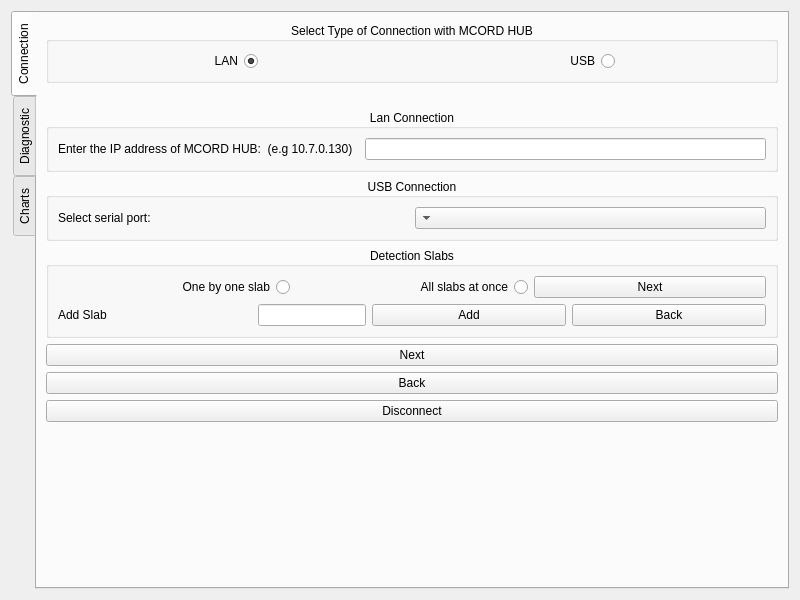
The window that widget.ui (MichalRK19780524/MCORD_GUI_CPP) describes before a commit, drawn with Qt 5.
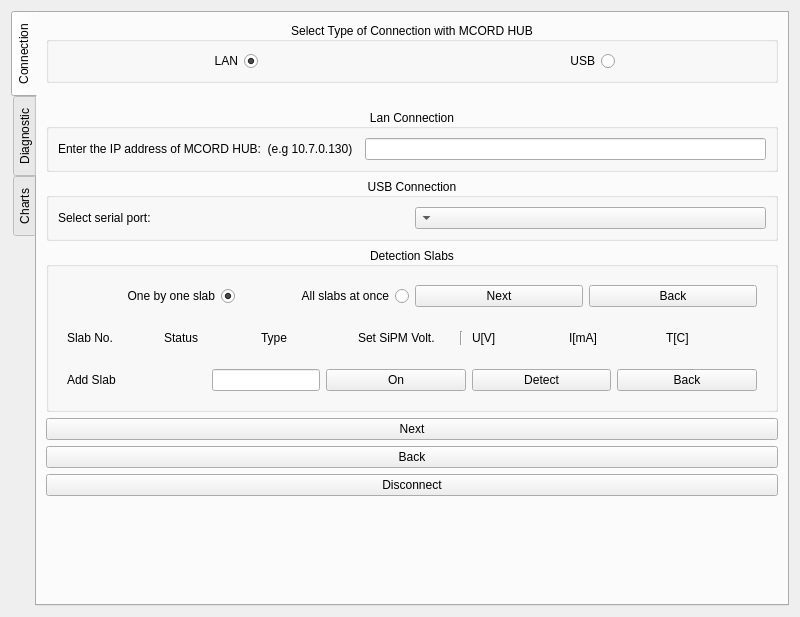
The same window after the commit.

```diff
--- a/widget.ui
+++ b/widget.ui
@@ -10,7 +10,7 @@
     <x>0</x>
     <y>0</y>
     <width>800</width>
-    <height>600</height>
+    <height>617</height>
    </rect>
   </property>
   <property name="windowTitle">
@@ -153,7 +153,15 @@
            </property>
            <layout class="QVBoxLayout" name="verticalLayout_2">
             <item>
-             <layout class="QHBoxLayout" name="horizontalLayout_4">
+             <widget class="QWidget" name="widgetSlabsChoice" native="true">
+              <layout class="QHBoxLayout" name="horizontalLayoutSlabsChoice">
+               <item>
+                <widget class="QPushButton" name="pushButtonBackSlabsChoice">
+                 <property name="text">
+                  <string>Back</string>
+                 </property>
+                </widget>
+               </item>
               <item>
                <widget class="QPushButton" name="pushButtonDetectionSlabsNext">
                 <property name="text">
@@ -173,23 +181,103 @@
                 <property name="text">
                  <string>One by one slab</string>
                 </property>
+                 <property name="checked">
+                  <bool>true</bool>
+                 </property>
                </widget>
               </item>
              </layout>
+             </widget>
             </item>
             <item>
+             <widget class="QWidget" name="widgetHeaders" native="true">
              <layout class="QHBoxLayout" name="horizontalLayout_5">
               <item>
-               <widget class="QPushButton" name="pushButtonDetectionSlabsBack">
+                <widget class="QLabel" name="labelT">
+                 <property name="text">
+                  <string>T[C]</string>
+                 </property>
+                </widget>
+               </item>
+               <item>
+                <widget class="QLabel" name="labelI">
+                 <property name="text">
+                  <string>I[mA]</string>
+                 </property>
+                </widget>
+               </item>
+               <item>
+                <widget class="QLabel" name="labelU">
+                 <property name="text">
+                  <string>U[V]</string>
+                 </property>
+                </widget>
+               </item>
+               <item>
+                <widget class="Line" name="line">
+                 <property name="minimumSize">
+                  <size>
+                   <width>10</width>
+                   <height>0</height>
+                  </size>
+                 </property>
+                 <property name="orientation">
+                  <enum>Qt::Vertical</enum>
+                 </property>
+                </widget>
+               </item>
+               <item>
+                <widget class="QLabel" name="labelSet">
+                 <property name="text">
+                  <string>Set SiPM Volt.</string>
+                 </property>
+                </widget>
+               </item>
+               <item>
+                <widget class="QLabel" name="labelType">
+                 <property name="text">
+                  <string>Type</string>
+                 </property>
+                </widget>
+               </item>
+               <item>
+                <widget class="QLabel" name="labelStatus">
+                 <property name="text">
+                  <string>Status</string>
+                 </property>
+                </widget>
+               </item>
+               <item>
+                <widget class="QLabel" name="labelSlabNo">
+                 <property name="text">
+                  <string>Slab No.</string>
+                 </property>
+                </widget>
+               </item>
+              </layout>
+             </widget>
+            </item>
+            <item>
+             <widget class="QWidget" name="widgetAddOneSlab" native="true">
+              <layout class="QHBoxLayout" name="horizontalLayoutAddSlab">
+               <item>
+                <widget class="QPushButton" name="pushButtonDetectionSlabBack">
                 <property name="text">
                  <string>Back</string>
                 </property>
                </widget>
               </item>
               <item>
-               <widget class="QPushButton" name="pushButtonAdd">
+                <widget class="QPushButton" name="pushButtonDetect">
                 <property name="text">
-                 <string>Add</string>
+                  <string>Detect</string>
+                 </property>
+                </widget>
+               </item>
+               <item>
+                <widget class="QPushButton" name="pushButtonOn">
+                 <property name="text">
+                  <string>On</string>
                 </property>
                </widget>
               </item>
@@ -211,6 +299,7 @@
                </widget>
               </item>
              </layout>
+             </widget>
             </item>
            </layout>
           </widget>
```
Lines whose indentation alone changed are shown as unchanged.
